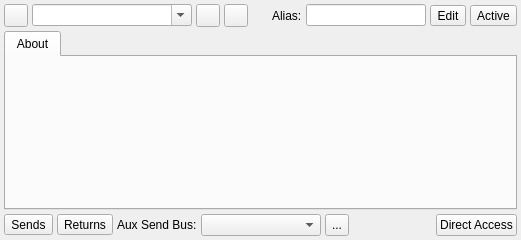
Above: src/qtractorPluginForm.ui from rncbc/qtractor before the change. Below: the same form after it.
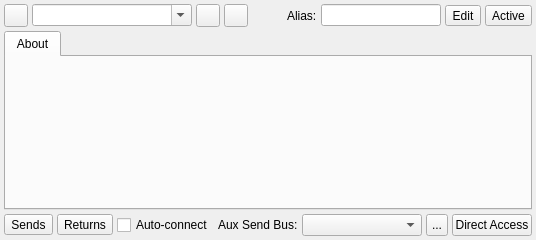
That is the form after the change. Icons and pictures are not drawn.

Commit message: - MIDI Controller Send pseudo-plugin: Auto-connect option added.

```diff
--- a/src/qtractorPluginForm.ui
+++ b/src/qtractorPluginForm.ui
@@ -302,6 +302,13 @@
        </property>
       </widget>
      </item>
+     <item>
+      <widget class="QCheckBox" name="AutoConnectCheckBox">
+       <property name="text">
+        <string>Auto-connect</string>
+       </property>
+      </widget>
+     </item>
      <item>
       <widget class="QLabel" name="AuxSendBusNameLabel">
        <property name="text">
```
Left out of the diff: 1 changed line with no effect on the pictures. The commit also changes 19 other files.
